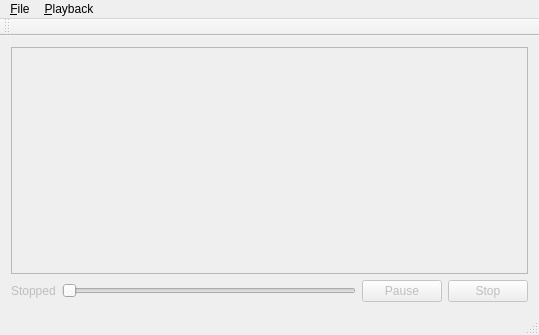
Qt form mainwindow.ui (crumblingstatue/NoLifeExplorer) before a commit.
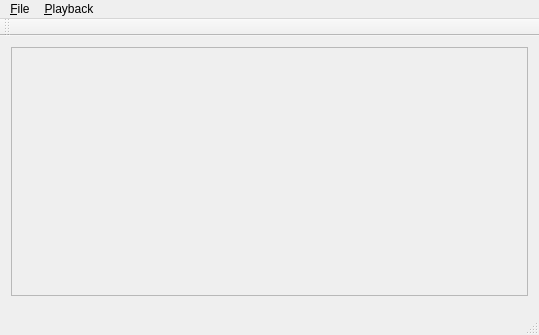
The same form after that commit. Custom widgets are drawn as their Qt base class.

Commit message: Lel separate sound player widget

Patch:
```diff
--- a/mainwindow.ui
+++ b/mainwindow.ui
@@ -23,48 +23,7 @@
      </widget>
     </item>
     <item>
-     <layout class="QHBoxLayout" name="horizontalLayout">
-      <item>
-       <widget class="QLabel" name="label">
-        <property name="enabled">
-         <bool>false</bool>
-        </property>
-        <property name="text">
-         <string>Stopped</string>
-        </property>
-       </widget>
-      </item>
-      <item>
-       <widget class="QSlider" name="horizontalSlider">
-        <property name="enabled">
-         <bool>false</bool>
-        </property>
-        <property name="orientation">
-         <enum>Qt::Horizontal</enum>
-        </property>
-       </widget>
-      </item>
-      <item>
-       <widget class="QPushButton" name="pushButton_2">
-        <property name="enabled">
-         <bool>false</bool>
-        </property>
-        <property name="text">
-         <string>Pause</string>
-        </property>
-       </widget>
-      </item>
-      <item>
-       <widget class="QPushButton" name="pushButton">
-        <property name="enabled">
-         <bool>false</bool>
-        </property>
-        <property name="text">
-         <string>Stop</string>
-        </property>
-       </widget>
-      </item>
-     </layout>
+     <widget class="SoundPlayerWidget" name="soundPlayerWidget" native="true"/>
     </item>
    </layout>
   </widget>
@@ -119,6 +78,14 @@
   </action>
  </widget>
  <layoutdefault spacing="6" margin="11"/>
+ <customwidgets>
+  <customwidget>
+   <class>SoundPlayerWidget</class>
+   <extends>QWidget</extends>
+   <header>soundplayerwidget.h</header>
+   <container>1</container>
+  </customwidget>
+ </customwidgets>
  <resources/>
  <connections/>
 </ui>
```
The commit also changes 5 other files.
